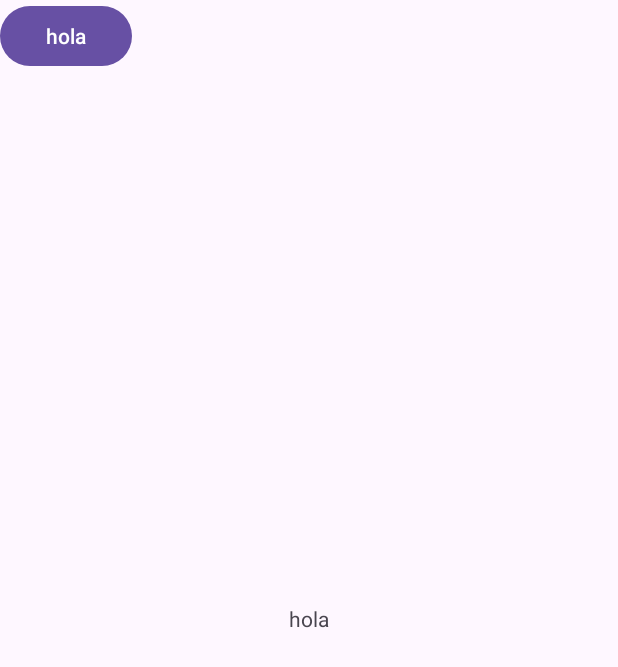
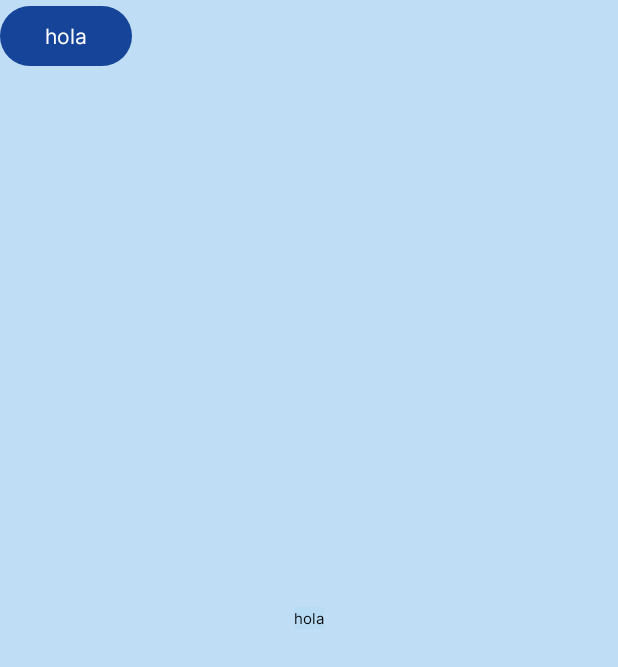
Before and after one commit to juandiazx/Hypnos, an Android app: the screen it shows after launch (MainActivity), on a phone screen of 412 x 824 dp. Shown: the top 667 px of the screen. Run offline under Robolectric (Android 15) with nearby library versions, the phone set to English and light mode, and no system bars.

Commit message:
Fuentes,colores,tamaños y tema añadidos

```diff
--- a/android/app/src/main/res/values/colors.xml
+++ b/android/app/src/main/res/values/colors.xml
@@ -1,5 +1,7 @@
 <?xml version="1.0" encoding="utf-8"?>
 <resources>
-    <color name="black">#FF000000</color>
-    <color name="white">#FFFFFFFF</color>
+    <color name="colorBlanco">#FFFFFF</color>
+    <color name="colorAzulPrincipal">#164499</color>
+    <color name="colorNegro">#000000</color>
+    <color name="colorAzulOpaco">#339ED2F1</color> // se ve gris, pero es por la opacidad
 </resources>
--- /dev/null
+++ b/android/app/src/main/res/values/styles.xml
@@ -0,0 +1,12 @@
+<?xml version="1.0" encoding="utf-8"?>
+<resources>
+    <!-- fuente Inter Regular -->
+    <style name="TextoInterRegular">
+        <item name="android:fontFamily">@font/interregular</item>
+    </style>
+
+    <!-- fuente Inter Bold -->
+    <style name="TextoInterBold">
+        <item name="android:fontFamily">@font/intersemibold</item>
+    </style>
+</resources>
--- a/android/app/src/main/res/values/themes.xml
+++ b/android/app/src/main/res/values/themes.xml
@@ -3,6 +3,22 @@
     <style name="Base.Theme.HypnosApp" parent="Theme.Material3.DayNight.NoActionBar">
         <!-- Customize your light theme here. -->
         <!-- <item name="colorPrimary">@color/my_light_primary</item> -->
+
+        <!-- Fuente Inter Regular -->
+        <item name="android:fontFamily">@font/interregular</item>
+
+
+        <!-- Tamaños de texto -->
+        <item name="android:textAppearanceLarge">@style/TextoInterRegular</item>
+        <item name="android:textAppearanceMedium">@style/TextoInterRegular</item>
+        <item name="android:textAppearanceSmall">@style/TextoInterRegular</item>
+
+
+        <!-- Colores -->
+        <item name="colorPrimary">@color/colorAzulPrincipal</item>
+        <item name="colorPrimaryDark">@color/colorNegro</item>
+        <item name="colorAccent">@color/colorBlanco</item>
+        <item name="android:background">@color/colorAzulOpaco</item>
     </style>
 
     <style name="Theme.HypnosApp" parent="Base.Theme.HypnosApp" />
```
Also changed, not shown: android/app/src/main/res/values/dimens.xml (added, +8 -0 lines), android/app/src/main/res/font/interblack.ttf (added), android/app/src/main/res/font/interbold.ttf (added), android/app/src/main/res/font/interextrabold.ttf (added), android/app/src/main/res/font/interextralight.ttf (added), android/app/src/main/res/font/interlight.ttf (added), android/app/src/main/res/font/intermedium.ttf (added), android/app/src/main/res/font/interregular.ttf (added), android/app/src/main/res/font/intersemibold.ttf (added), android/app/src/main/res/font/interthin.ttf (added).
